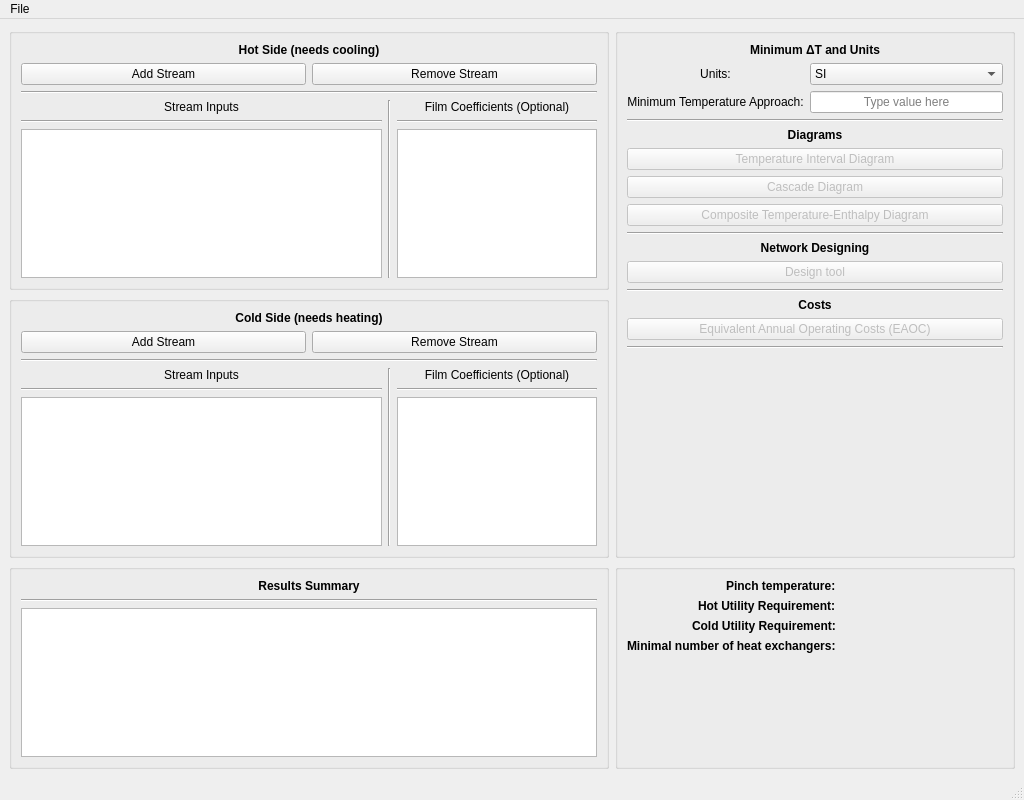
feslima/HENSAD, file src/gui/views/ui/mainwindow.ui: the form before one commit.
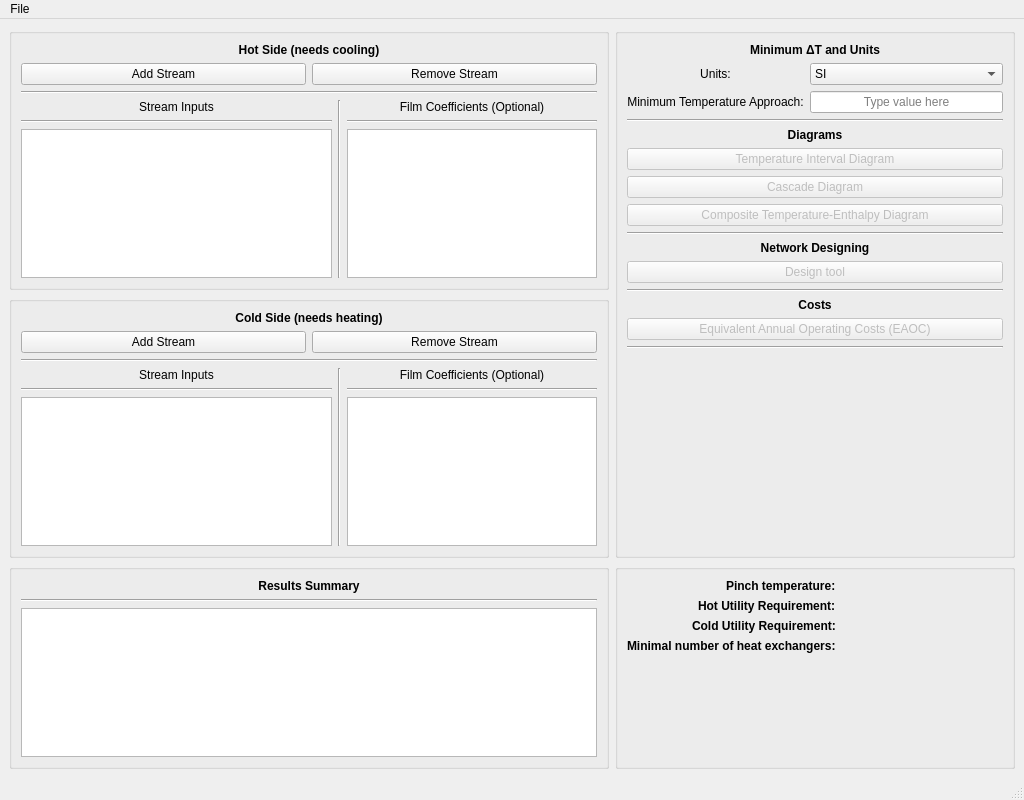
The form after the commit. Icons and pictures are not drawn.

```diff
--- a/src/gui/views/ui/mainwindow.ui
+++ b/src/gui/views/ui/mainwindow.ui
@@ -267,7 +267,7 @@
         <widget class="QTableView" name="hotFilmCoefTableView">
          <property name="maximumSize">
           <size>
-           <width>200</width>
+           <width>250</width>
            <height>16777215</height>
           </size>
          </property>
@@ -404,7 +404,7 @@
         <widget class="QTableView" name="coldFilmCoefTableView">
          <property name="maximumSize">
           <size>
-           <width>200</width>
+           <width>250</width>
            <height>16777215</height>
           </size>
          </property>
```
